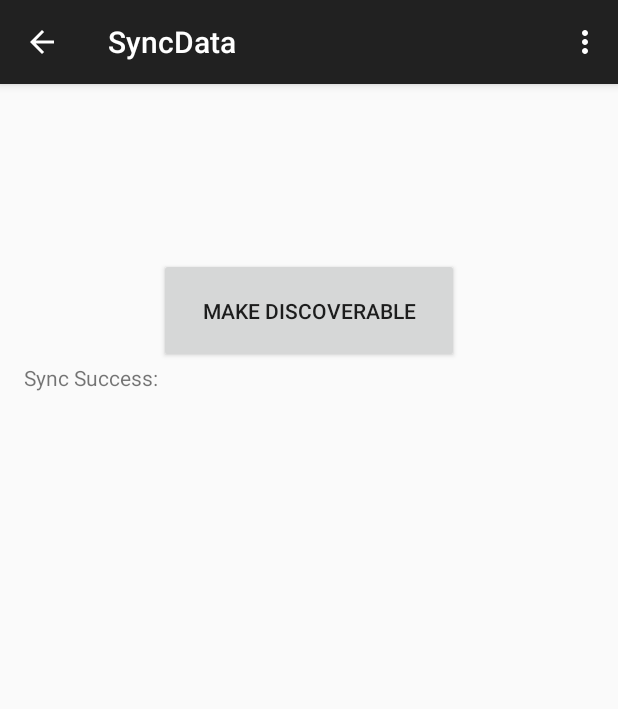
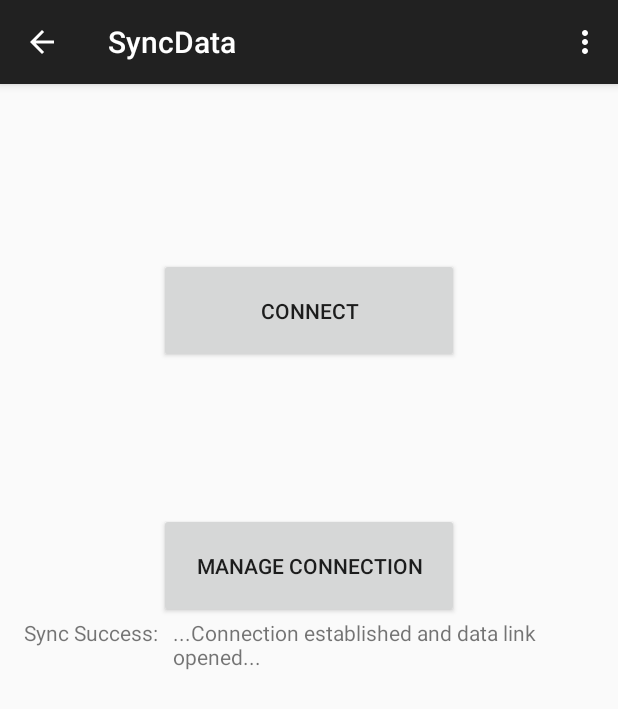
Before and after one commit to jddobson/MechanIT, an Android app: the SyncData screen opened directly, with no data from a screen before it, in the options menu, after a tap on "Settings", on a phone screen of 412 x 824 dp. Shown: the top 709 px of the screen. Run offline under Robolectric (Android 15) with nearby library versions, the phone set to English and light mode, and no system bars.

Commit message:
Simplified Arduino Code

```diff
--- a/Android/MechanITDroidApp/app/src/main/java/com/mechanit/mechanitdroidapp/SyncData.java
+++ b/Android/MechanITDroidApp/app/src/main/java/com/mechanit/mechanitdroidapp/SyncData.java
@@ -1,21 +1,46 @@
 package com.mechanit.mechanitdroidapp;
 
 import android.bluetooth.BluetoothAdapter;
+import android.bluetooth.BluetoothDevice;
+import android.bluetooth.BluetoothServerSocket;
+import android.bluetooth.BluetoothSocket;
+import android.content.Context;
 import android.content.Intent;
 import android.support.v7.app.ActionBarActivity;
 import android.os.Bundle;
 import android.view.Menu;
 import android.view.MenuItem;
 import android.view.View;
+import android.widget.Button;
 import android.widget.TextView;
 import android.widget.Toast;
+
+import java.io.ByteArrayInputStream;
+import java.io.ByteArrayOutputStream;
+import java.io.File;
+import java.io.FileNotFoundException;
+import java.io.FileOutputStream;
+import java.io.IOException;
+import java.io.InputStream;
+import java.io.OutputStream;
+import java.util.UUID;
 
 
 public class SyncData extends ActionBarActivity {
 
-    private final static int REQUEST_ENABLE_BT = 0;
+    private final static int REQUEST_ENABLE_BT = 1;
+
+    private BluetoothAdapter adapter;
+    private BluetoothSocket socket;
+    private OutputStream outStream;
+
     TextView syncSuccess;
-    private BluetoothAdapter btAdapter;
+
+    String cmd;
+
+    // Well known SPP UUID
+    private static final UUID MY_UUID =
+            UUID.fromString("00001101-0000-1000-8000-00805F9B34FB");
 
     @Override
     protected void onCreate(Bundle savedInstanceState) {
@@ -23,8 +48,8 @@ public class SyncData extends ActionBarActivity {
         setContentView(R.layout.activity_sync_data);
 
         syncSuccess = (TextView) findViewById(R.id.view_syncSuccess);
-        btAdapter = BluetoothAdapter.getDefaultAdapter();
 
+        adapter = BluetoothAdapter.getDefaultAdapter();
     }
 
 
@@ -50,22 +75,122 @@ public class SyncData extends ActionBarActivity {
         return super.onOptionsItemSelected(item);
     }
 
-    public void blueConnect(View view) {
-        if (!btAdapter.isEnabled()) {
-            Intent turnOn = new Intent(BluetoothAdapter.ACTION_REQUEST_ENABLE);
-            startActivityForResult(turnOn, 0);
-            Toast.makeText(getApplicationContext(), "Turned on", Toast.LENGTH_LONG).show();
+    public void closeConnection() {
+        changeT("...In closeConnection()...");
+
+        if (outStream != null) {
+            try {
+                outStream.flush();
+            } catch (IOException e) {
+                errorExit("Fatal Error", "In onPause() and failed to flush output stream: " + e.getMessage() + ".");
+            }
+        }
+
+        if (socket != null) {
+            try {
+                socket.close();
+            } catch (IOException e2) {
+                errorExit("Fatal Error", "In onPause() and failed to close socket." + e2.getMessage() + ".");
+            }
         }
     }
 
-    public void visible(View view){
-        Intent getVisible = new Intent(BluetoothAdapter.ACTION_REQUEST_DISCOVERABLE);
-        startActivityForResult(getVisible, 0);
+    public void changeT(String str)
+    {
+        syncSuccess.setText(str);
     }
 
-    public void syncData (View view) {
+    public void btState(View view) {
+        // Check for Bluetooth support and then check to make sure it is turned on
 
-        blueConnect(view);
+        // Emulator doesn't support Bluetooth and will return null
+        if(adapter==null) {
+            errorExit("Fatal Error", "Bluetooth Not supported. Aborting.");
+        } else {
+            if (adapter.isEnabled()) {
+                changeT("...Bluetooth is enabled...");
+            } else {
+                //Prompt user to turn on Bluetooth
+                Intent enableBtIntent = new Intent(BluetoothAdapter.ACTION_REQUEST_ENABLE);
+                startActivityForResult(enableBtIntent, REQUEST_ENABLE_BT);
+            }
+        }
     }
 
+    private void errorExit(String title, String message){
+        Toast msg = Toast.makeText(getBaseContext(),
+                title + " - " + message, Toast.LENGTH_LONG);
+        msg.show();
+        finish();
+    }
+
+    private void sendData(String cmd) {
+        byte[] msgBuffer = cmd.getBytes();
+
+        changeT("...Sending command: " + cmd + "...");
+
+        try {
+            outStream.write(msgBuffer);
+        } catch (IOException e) {
+            String msg = "In sendData() and an exception occurred during write: " + e.getMessage();
+            msg = msg +  ".\n\nCheck that the SPP UUID: " + MY_UUID.toString() + " exists on server.\n\n";
+
+            errorExit("Fatal Error", msg);
+        }
+    }
+
+    public void blueConnect(View view) {
+
+        // Server's Bluetooth address
+        String address = "00:12:6F:20:37:9D";
+
+        changeT("...In blueConnect - Attempting client connect...");
+
+        // Set up a pointer to the remote node using it's address.
+        BluetoothDevice device = adapter.getRemoteDevice(address);
+
+        // Two things are needed to make a connection:
+        //   A MAC address, which we got above.
+        //   A Service ID or UUID.  In this case we are using the
+        //     UUID for SPP.
+        try {
+            socket = device.createRfcommSocketToServiceRecord(MY_UUID);
+        } catch (IOException e) {
+            errorExit("Fatal Error", "In blueConnect() and socket create failed: " + e.getMessage() + ".");
+        }
+
+        // Discovery is resource intensive.  Make sure it isn't going on
+        // when you attempt to connect and pass your message.
+        adapter.cancelDiscovery();
+
+        // Establish the connection.  This will block until it connects.
+        changeT("...Connecting to Remote...");
+        try {
+            socket.connect();
+            changeT("...Connection established and data link opened...");
+        } catch (IOException e) {
+            try {
+                outStream = socket.getOutputStream();
+            } catch (IOException s) {
+                errorExit("Fatal Error", "In blueConnect() and output stream creation failed:" + e.getMessage() + ".");
+            }
+            if (cmd != null) {
+                try {
+                    sendData(cmd);
+                } finally {
+                    closeConnection();
+                }
+            }
+            try {
+               socket.close();
+            } catch (IOException e2) {
+                errorExit("Fatal Error", "In blueConnect() and unable to close socket during connection failure" + e2.getMessage() + ".");
+            }
+        }
+        try {
+            socket.close();
+        } catch (IOException e2) {
+            errorExit("Fatal Error", "In blueConnect() and failed to close socket." + e2.getMessage() + ".");
+        }
+    }
 }
--- a/Android/MechanITDroidApp/app/src/main/res/layout/activity_sync_data.xml
+++ b/Android/MechanITDroidApp/app/src/main/res/layout/activity_sync_data.xml
@@ -10,20 +10,30 @@
     tools:context="com.mechanit.mechanitdroidapp.SyncData">
 
     <Button
-        android:id="@+id/isDiscoverable"
+        android:id="@+id/manButton"
         android:layout_width="200dp"
         android:layout_height="70dp"
-        android:text="@string/discoverable"
+        android:text="connect"
         android:layout_centerHorizontal="true"
         android:layout_marginTop="100dp"
-        android:onClick="visible"/>
+        android:onClick="btState"/>
+
+    <Button
+        android:id="@+id/cmdButton"
+        android:layout_width="200dp"
+        android:layout_height="70dp"
+        android:text="manage connection"
+        android:layout_centerHorizontal="true"
+        android:layout_marginTop="100dp"
+        android:layout_below="@+id/manButton"
+        android:onClick="blueConnect"/>
 
     <TextView
         android:id="@+id/view_sync_textView"
         android:text="@string/sync_textView"
         android:layout_width="wrap_content"
         android:layout_height="wrap_content"
-        android:layout_below="@+id/isDiscoverable"/>
+        android:layout_below="@+id/cmdButton"/>
 
     <TextView
         android:id="@+id/view_syncSuccess"
@@ -32,6 +42,8 @@
         android:layout_height="wrap_content"
         android:layout_toRightOf="@+id/view_sync_textView"
         android:paddingLeft="10dp"
-        android:paddingRight="10dp"/>
+        android:paddingRight="10dp"
+        android:layout_below="@+id/cmdButton"/>
+
 
 </RelativeLayout>
```
Also changed, not shown: 174 other files.
